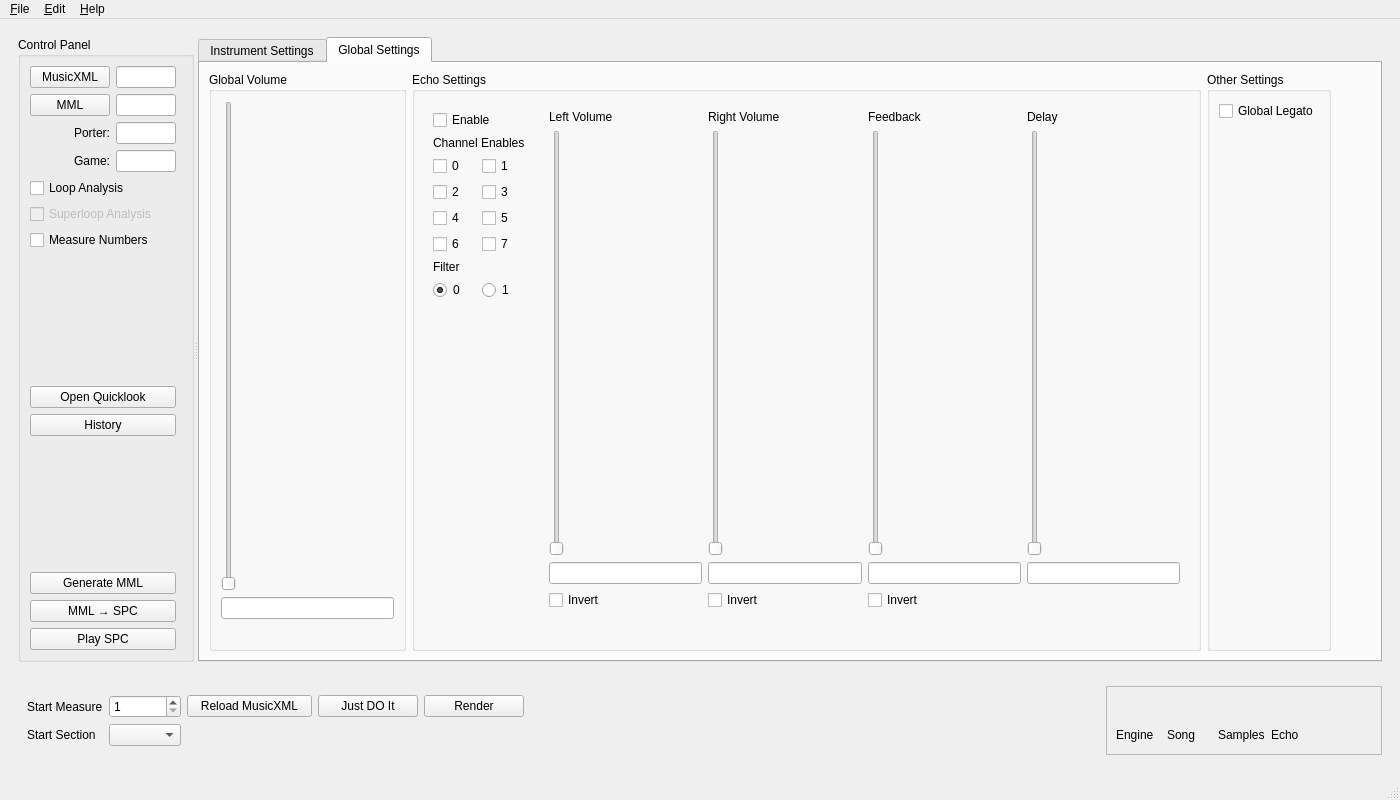
Before: the Qt Designer form smw_music/data/dashboard.ui in com-posers-pit/smw_music, drawn with Qt 5.
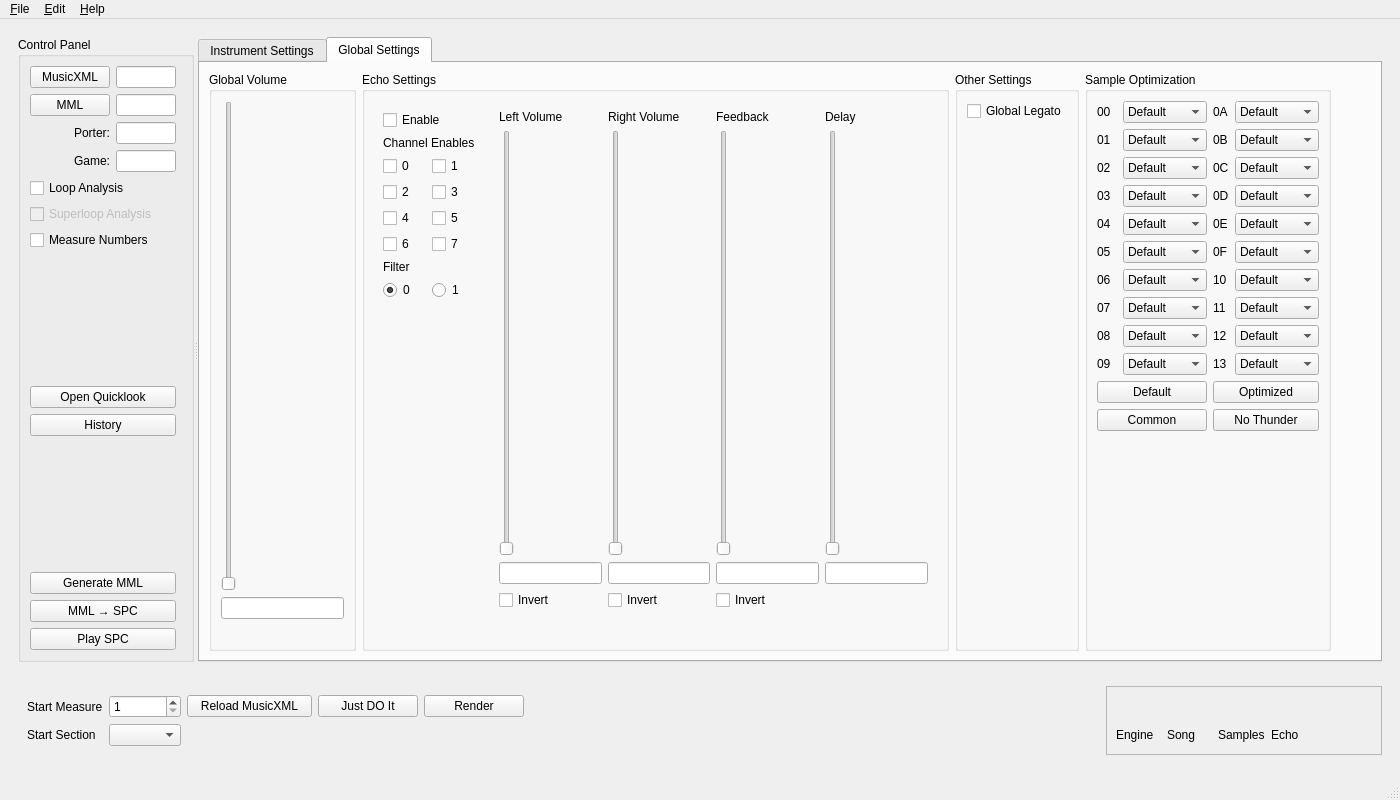
After: the same form once the commit is applied. The open tabs and pages were chosen to show the change.

Commit message:
Add UI elements for disabling builtin samples
Re #219

Now playing:
Coastline by Brandon

```diff
--- a/smw_music/data/dashboard.ui
+++ b/smw_music/data/dashboard.ui
@@ -2184,7 +2184,7 @@
            <attribute name="title">
             <string>Global Settings</string>
            </attribute>
-           <layout class="QHBoxLayout" name="horizontalLayout_7" stretch="1,4,0,0">
+           <layout class="QHBoxLayout" name="horizontalLayout_7" stretch="1,4,0,0,0">
             <item>
              <widget class="QGroupBox" name="global_volume_box">
               <property name="title">
@@ -2521,6 +2521,576 @@
               </layout>
              </widget>
             </item>
+            <item>
+             <widget class="QGroupBox" name="sample_optimization_box">
+              <property name="title">
+               <string>Sample Optimization</string>
+              </property>
+              <layout class="QGridLayout" name="gridLayout_26">
+               <item row="6" column="2">
+                <widget class="QLabel" name="sample_opt_10_label">
+                 <property name="text">
+                  <string>10</string>
+                 </property>
+                </widget>
+               </item>
+               <item row="11" column="2" colspan="2">
+                <widget class="QPushButton" name="sample_opt_nothunder">
+                 <property name="text">
+                  <string>No Thunder</string>
+                 </property>
+                </widget>
+               </item>
+               <item row="11" column="0" colspan="2">
+                <widget class="QPushButton" name="sample_opt_common">
+                 <property name="text">
+                  <string>Common</string>
+                 </property>
+                </widget>
+               </item>
+               <item row="4" column="2">
+                <widget class="QLabel" name="sample_opt_0e_label">
+                 <property name="text">
+                  <string>0E</string>
+                 </property>
+                </widget>
+               </item>
+               <item row="1" column="2">
+                <widget class="QLabel" name="sample_opt_0b_label">
+                 <property name="text">
+                  <string>0B</string>
+                 </property>
+                </widget>
+               </item>
+               <item row="2" column="0">
+                <widget class="QLabel" name="sample_opt_02_label">
+                 <property name="text">
+                  <string>02</string>
+                 </property>
+                </widget>
+               </item>
+               <item row="10" column="0" colspan="2">
+                <widget class="QPushButton" name="sample_opt_default">
+                 <property name="text">
+                  <string>Default</string>
+                 </property>
+                </widget>
+               </item>
+               <item row="0" column="2">
+                <widget class="QLabel" name="sample_opt_0a_label">
+                 <property name="text">
+                  <string>0A</string>
+                 </property>
+                </widget>
+               </item>
+               <item row="3" column="3">
+                <widget class="QComboBox" name="sample_opt_0d">
+                 <item>
+                  <property name="text">
+                   <string>Default</string>
+                  </property>
+                 </item>
+                 <item>
+                  <property name="text">
+                   <string>Optimized</string>
+                  </property>
+                 </item>
+                 <item>
+                  <property name="text">
+                   <string>Omit</string>
+                  </property>
+                 </item>
+                </widget>
+               </item>
+               <item row="3" column="1">
+                <widget class="QComboBox" name="sample_opt_03">
+                 <item>
+                  <property name="text">
+                   <string>Default</string>
+                  </property>
+                 </item>
+                 <item>
+                  <property name="text">
+                   <string>Optimized</string>
+                  </property>
+                 </item>
+                 <item>
+                  <property name="text">
+                   <string>Omit</string>
+                  </property>
+                 </item>
+                </widget>
+               </item>
+               <item row="5" column="1">
+                <widget class="QComboBox" name="sample_opt_05">
+                 <item>
+                  <property name="text">
+                   <string>Default</string>
+                  </property>
+                 </item>
+                 <item>
+                  <property name="text">
+                   <string>Optimized</string>
+                  </property>
+                 </item>
+                 <item>
+                  <property name="text">
+                   <string>Omit</string>
+                  </property>
+                 </item>
+                </widget>
+               </item>
+               <item row="9" column="0">
+                <widget class="QLabel" name="sample_opt_09_label">
+                 <property name="text">
+                  <string>09</string>
+                 </property>
+                </widget>
+               </item>
+               <item row="2" column="3">
+                <widget class="QComboBox" name="sample_opt_0c">
+                 <item>
+                  <property name="text">
+                   <string>Default</string>
+                  </property>
+                 </item>
+                 <item>
+                  <property name="text">
+                   <string>Optimized</string>
+                  </property>
+                 </item>
+                 <item>
+                  <property name="text">
+                   <string>Omit</string>
+                  </property>
+                 </item>
+                </widget>
+               </item>
+               <item row="4" column="1">
+                <widget class="QComboBox" name="sample_opt_04">
+                 <item>
+                  <property name="text">
+                   <string>Default</string>
+                  </property>
+                 </item>
+                 <item>
+                  <property name="text">
+                   <string>Optimized</string>
+                  </property>
+                 </item>
+                 <item>
+                  <property name="text">
+                   <string>Omit</string>
+                  </property>
+                 </item>
+                </widget>
+               </item>
+               <item row="8" column="0">
+                <widget class="QLabel" name="sample_opt_08_label">
+                 <property name="text">
+                  <string>08</string>
+                 </property>
+                </widget>
+               </item>
+               <item row="3" column="0">
+                <widget class="QLabel" name="sample_opt_03_label">
+                 <property name="text">
+                  <string>03</string>
+                 </property>
+                </widget>
+               </item>
+               <item row="5" column="3">
+                <widget class="QComboBox" name="sample_opt_0f">
+                 <item>
+                  <property name="text">
+                   <string>Default</string>
+                  </property>
+                 </item>
+                 <item>
+                  <property name="text">
+                   <string>Optimized</string>
+                  </property>
+                 </item>
+                 <item>
+                  <property name="text">
+                   <string>Omit</string>
+                  </property>
+                 </item>
+                </widget>
+               </item>
+               <item row="7" column="3">
+                <widget class="QComboBox" name="sample_opt_11">
+                 <item>
+                  <property name="text">
+                   <string>Default</string>
+                  </property>
+                 </item>
+                 <item>
+                  <property name="text">
+                   <string>Optimized</string>
+                  </property>
+                 </item>
+                 <item>
+                  <property name="text">
+                   <string>Omit</string>
+                  </property>
+                 </item>
+                </widget>
+               </item>
+               <item row="4" column="0">
+                <widget class="QLabel" name="sample_opt_04_label">
+                 <property name="text">
+                  <string>04</string>
+                 </property>
+                </widget>
+               </item>
+               <item row="8" column="3">
+                <widget class="QComboBox" name="sample_opt_12">
+                 <item>
+                  <property name="text">
+                   <string>Default</string>
+                  </property>
+                 </item>
+                 <item>
+                  <property name="text">
+                   <string>Optimized</string>
+                  </property>
+                 </item>
+                 <item>
+                  <property name="text">
+                   <string>Omit</string>
+                  </property>
+                 </item>
+                </widget>
+               </item>
+               <item row="6" column="1">
+                <widget class="QComboBox" name="sample_opt_06">
+                 <item>
+                  <property name="text">
+                   <string>Default</string>
+                  </property>
+                 </item>
+                 <item>
+                  <property name="text">
+                   <string>Optimized</string>
+                  </property>
+                 </item>
+                 <item>
+                  <property name="text">
+                   <string>Omit</string>
+                  </property>
+                 </item>
+                </widget>
+               </item>
+               <item row="0" column="3">
+                <widget class="QComboBox" name="sample_opt_0a">
+                 <item>
+                  <property name="text">
+                   <string>Default</string>
+                  </property>
+                 </item>
+                 <item>
+                  <property name="text">
+                   <string>Optimized</string>
+                  </property>
+                 </item>
+                 <item>
+                  <property name="text">
+                   <string>Omit</string>
+                  </property>
+                 </item>
+                </widget>
+               </item>
+               <item row="4" column="3">
+                <widget class="QComboBox" name="sample_opt_0e">
+                 <item>
+                  <property name="text">
+                   <string>Default</string>
+                  </property>
+                 </item>
+                 <item>
+                  <property name="text">
+                   <string>Optimized</string>
+                  </property>
+                 </item>
+                 <item>
+                  <property name="text">
+                   <string>Omit</string>
+                  </property>
+                 </item>
+                </widget>
+               </item>
+               <item row="0" column="0">
+                <widget class="QLabel" name="sample_opt_00_label">
+                 <property name="text">
+                  <string>00</string>
+                 </property>
+                </widget>
+               </item>
+               <item row="6" column="3">
+                <widget class="QComboBox" name="sample_opt_10">
+                 <item>
+                  <property name="text">
+                   <string>Default</string>
+                  </property>
+                 </item>
+                 <item>
+                  <property name="text">
+                   <string>Optimized</string>
+                  </property>
+                 </item>
+                 <item>
+                  <property name="text">
+                   <string>Omit</string>
+                  </property>
+                 </item>
+                </widget>
+               </item>
+               <item row="0" column="1">
+                <widget class="QComboBox" name="sample_opt_00">
+                 <item>
+                  <property name="text">
+                   <string>Default</string>
+                  </property>
+                 </item>
+                 <item>
+                  <property name="text">
+                   <string>Optimized</string>
+                  </property>
+                 </item>
+                 <item>
+                  <property name="text">
+                   <string>Omit</string>
+                  </property>
+                 </item>
+                </widget>
+               </item>
+               <item row="6" column="0">
+                <widget class="QLabel" name="sample_opt_06_label">
+                 <property name="text">
+                  <string>06</string>
+                 </property>
+                </widget>
+               </item>
+               <item row="8" column="1">
+                <widget class="QComboBox" name="sample_opt_08">
+                 <item>
+                  <property name="text">
+                   <string>Default</string>
+                  </property>
+                 </item>
+                 <item>
+                  <property name="text">
+                   <string>Optimized</string>
+                  </property>
+                 </item>
+                 <item>
+                  <property name="text">
+                   <string>Omit</string>
+                  </property>
+                 </item>
+                </widget>
+               </item>
+               <item row="1" column="3">
+                <widget class="QComboBox" name="sample_opt_0b">
+                 <item>
+                  <property name="text">
+                   <string>Default</string>
+                  </property>
+                 </item>
+                 <item>
+                  <property name="text">
+                   <string>Optimized</string>
+                  </property>
+                 </item>
+                 <item>
+                  <property name="text">
+                   <string>Omit</string>
+                  </property>
+                 </item>
+                </widget>
+               </item>
+               <item row="9" column="1">
+                <widget class="QComboBox" name="sample_opt_09">
+                 <item>
+                  <property name="text">
+                   <string>Default</string>
+                  </property>
+                 </item>
+                 <item>
+                  <property name="text">
+                   <string>Optimized</string>
+                  </property>
+                 </item>
+                 <item>
+                  <property name="text">
+                   <string>Omit</string>
+                  </property>
+                 </item>
+                </widget>
+               </item>
+               <item row="9" column="2">
+                <widget class="QLabel" name="sample_opt_13_label">
+                 <property name="text">
+                  <string>13</string>
+                 </property>
+                </widget>
+               </item>
+               <item row="5" column="2">
+                <widget class="QLabel" name="sample_opt_0f_label">
+                 <property name="text">
+                  <string>0F</string>
+                 </property>
+                </widget>
+               </item>
+               <item row="2" column="2">
+                <widget class="QLabel" name="sample_opt_0c_label">
+                 <property name="text">
+                  <string>0C</string>
+                 </property>
+                </widget>
+               </item>
+               <item row="7" column="2">
+                <widget class="QLabel" name="sample_opt_11_label">
+                 <property name="text">
+                  <string>11</string>
+                 </property>
+                </widget>
+               </item>
+               <item row="3" column="2">
+                <widget class="QLabel" name="sample_opt_0d_label">
+                 <property name="text">
+                  <string>0D</string>
+                 </property>
+                </widget>
+               </item>
+               <item row="1" column="1">
+                <widget class="QComboBox" name="sample_opt_01">
+                 <item>
+                  <property name="text">
+                   <string>Default</string>
+                  </property>
+                 </item>
+                 <item>
+                  <property name="text">
+                   <string>Optimized</string>
+                  </property>
+                 </item>
+                 <item>
+                  <property name="text">
+                   <string>Omit</string>
+                  </property>
+                 </item>
+                </widget>
+               </item>
+               <item row="10" column="2" colspan="2">
+                <widget class="QPushButton" name="sample_opt_optimized">
+                 <property name="text">
+                  <string>Optimized</string>
+                 </property>
+                </widget>
+               </item>
+               <item row="8" column="2">
+                <widget class="QLabel" name="sample_opt_12_label">
+                 <property name="text">
+                  <string>12</string>
+                 </property>
+                </widget>
+               </item>
+               <item row="7" column="1">
+                <widget class="QComboBox" name="sample_opt_07">
+                 <item>
+                  <property name="text">
+                   <string>Default</string>
+                  </property>
+                 </item>
+                 <item>
+                  <property name="text">
+                   <string>Optimized</string>
+                  </property>
+                 </item>
+                 <item>
+                  <property name="text">
+                   <string>Omit</string>
+                  </property>
+                 </item>
+                </widget>
+               </item>
+               <item row="5" column="0">
+                <widget class="QLabel" name="sample_opt_05_label">
+                 <property name="text">
+                  <string>05</string>
+                 </property>
+                </widget>
+               </item>
+               <item row="2" column="1">
+                <widget class="QComboBox" name="sample_opt_02">
+                 <item>
+                  <property name="text">
+                   <string>Default</string>
+                  </property>
+                 </item>
+                 <item>
+                  <property name="text">
+                   <string>Optimized</string>
+                  </property>
+                 </item>
+                 <item>
+                  <property name="text">
+                   <string>Omit</string>
+                  </property>
+                 </item>
+                </widget>
+               </item>
+               <item row="7" column="0">
+                <widget class="QLabel" name="sample_opt_07_label">
+                 <property name="text">
+                  <string>07</string>
+                 </property>
+                </widget>
+               </item>
+               <item row="9" column="3">
+                <widget class="QComboBox" name="sample_opt_13">
+                 <item>
+                  <property name="text">
+                   <string>Default</string>
+                  </property>
+                 </item>
+                 <item>
+                  <property name="text">
+                   <string>Optimized</string>
+                  </property>
+                 </item>
+                 <item>
+                  <property name="text">
+                   <string>Omit</string>
+                  </property>
+                 </item>
+                </widget>
+               </item>
+               <item row="1" column="0">
+                <widget class="QLabel" name="sample_opt_01_label">
+                 <property name="text">
+                  <string>01</string>
+                 </property>
+                </widget>
+               </item>
+               <item row="12" column="0">
+                <spacer name="verticalSpacer_8">
+                 <property name="orientation">
+                  <enum>Qt::Vertical</enum>
+                 </property>
+                 <property name="sizeHint" stdset="0">
+                  <size>
+                   <width>20</width>
+                   <height>40</height>
+                  </size>
+                 </property>
+                </spacer>
+               </item>
+              </layout>
+             </widget>
+            </item>
             <item>
              <spacer name="echo_settings_spacer">
               <property name="orientation">
```
The commit also changes 1 other file.
